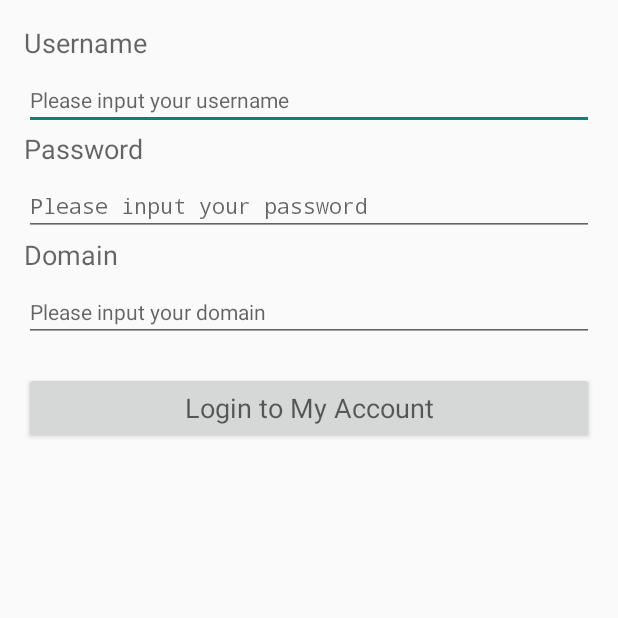
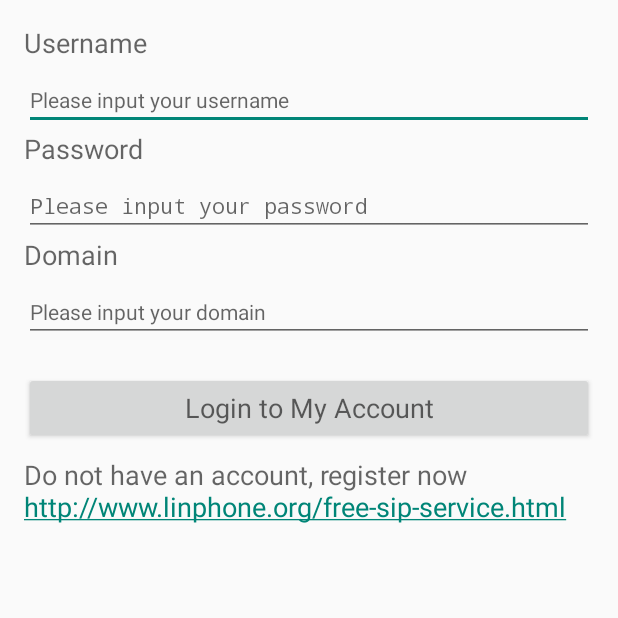
Before and after one commit to gongmingqm10/AndroidSIP, an Android app: the screen it shows after launch (LoginActivity), on a phone screen of 412 x 824 dp, the top half of it. Run offline under Robolectric (Android 15) with nearby library versions, the phone set to English and light mode, and no system bars; our stand-ins replace ButterKnife; 1 statement that could not run was skipped.

Commit message:
add register entry in the LoginActivity

```diff
--- a/app/src/main/java/net/gongmingqm10/sipsample/activity/LoginActivity.java
+++ b/app/src/main/java/net/gongmingqm10/sipsample/activity/LoginActivity.java
@@ -2,10 +2,14 @@ package net.gongmingqm10.sipsample.activity;
 
 import android.content.Intent;
 import android.os.Bundle;
+import android.text.Html;
 import android.text.TextUtils;
+import android.text.method.LinkMovementMethod;
+import android.text.util.Linkify;
 import android.view.View;
 import android.widget.Button;
 import android.widget.EditText;
+import android.widget.TextView;
 import android.widget.Toast;
 
 import net.gongmingqm10.sipsample.R;
--- a/app/src/main/res/layout/login.xml
+++ b/app/src/main/res/layout/login.xml
@@ -49,4 +49,13 @@
         android:id="@+id/loginBtn"
         />
 
+    <TextView
+        style="@style/label"
+        android:layout_marginTop="8dp"
+        android:id="@+id/register"
+        android:autoLink="web"
+        android:text="@string/register_note"
+        />
+
+
 </LinearLayout>
--- a/app/src/main/res/values/strings.xml
+++ b/app/src/main/res/values/strings.xml
@@ -18,5 +18,6 @@
     <string name="callEnd">End Call</string>
     <string name="action_account">My Account</string>
     <string name="account">My Account</string>
+    <string name="register_note">Do not have an account, register now http://www.linphone.org/free-sip-service.html </string>
 
 </resources>
```
